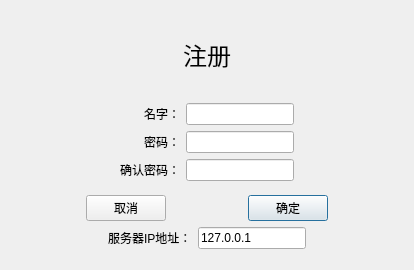
zhaoguang888/ChatRoom, file ChatRoom/RegisterUI.ui: the form before one commit.
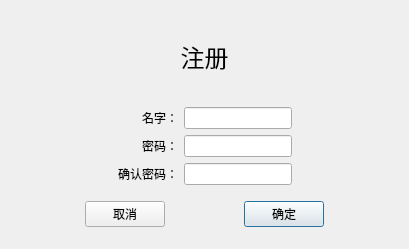
The form after the commit.

```diff
--- a/ChatRoom/RegisterUI.ui
+++ b/ChatRoom/RegisterUI.ui
@@ -6,8 +6,8 @@
    <rect>
     <x>0</x>
     <y>0</y>
-    <width>414</width>
-    <height>270</height>
+    <width>409</width>
+    <height>249</height>
    </rect>
   </property>
   <property name="minimumSize">
@@ -203,50 +203,6 @@
        </item>
       </layout>
      </item>
-     <item>
-      <layout class="QHBoxLayout" name="horizontalLayout_4">
-       <item>
-        <spacer name="horizontalSpacer_6">
-         <property name="orientation">
-          <enum>Qt::Horizontal</enum>
-         </property>
-         <property name="sizeHint" stdset="0">
-          <size>
-           <width>40</width>
-           <height>20</height>
-          </size>
-         </property>
-        </spacer>
-       </item>
-       <item>
-        <widget class="QLabel" name="label_5">
-         <property name="text">
-          <string>服务器IP地址：</string>
-         </property>
-        </widget>
-       </item>
-       <item>
-        <widget class="QLineEdit" name="serverIP">
-         <property name="text">
-          <string>127.0.0.1</string>
-         </property>
-        </widget>
-       </item>
-       <item>
-        <spacer name="horizontalSpacer_7">
-         <property name="orientation">
-          <enum>Qt::Horizontal</enum>
-         </property>
-         <property name="sizeHint" stdset="0">
-          <size>
-           <width>40</width>
-           <height>20</height>
-          </size>
-         </property>
-        </spacer>
-       </item>
-      </layout>
-     </item>
     </layout>
    </item>
   </layout>
```
Left out of the diff: 2 changed lines with no effect on the pictures.
